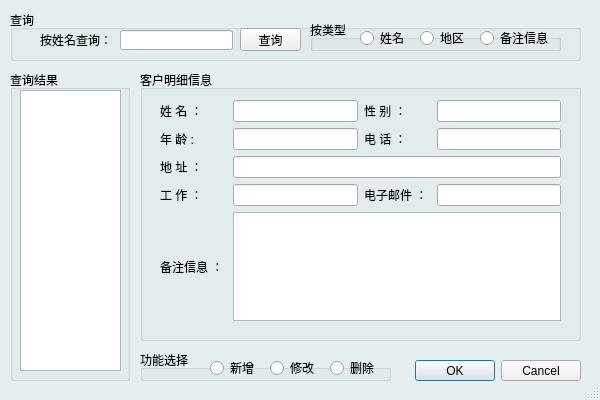
Before: the Qt Designer form OperateM.ui in bart06/pypt4, drawn with Qt 5.
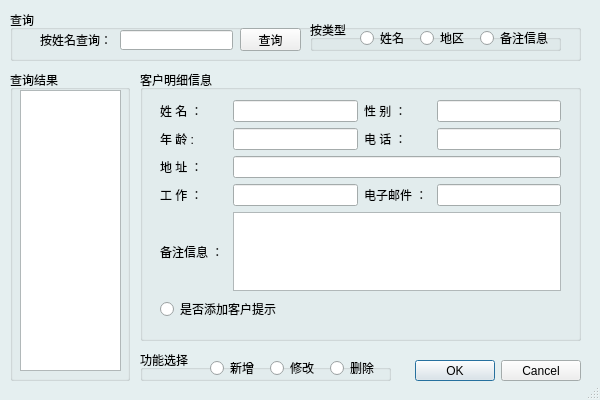
After: the same form once the commit is applied.

```diff
--- a/OperateM.ui
+++ b/OperateM.ui
@@ -292,16 +292,23 @@
        </property>
       </widget>
      </item>
-     <item row="4" column="1" colspan="3">
+     <item row="5" column="1" colspan="3">
       <widget class="QTextEdit" name="textEdit_bz"/>
      </item>
-     <item row="4" column="0">
+     <item row="5" column="0">
       <widget class="QLabel" name="label_9">
        <property name="text">
         <string>备注信息 ： </string>
        </property>
       </widget>
      </item>
+     <item row="6" column="0" colspan="4">
+      <widget class="QRadioButton" name="radioButton_2">
+       <property name="text">
+        <string>是否添加客户提示</string>
+       </property>
+      </widget>
+     </item>
     </layout>
    </widget>
   </widget>
```
